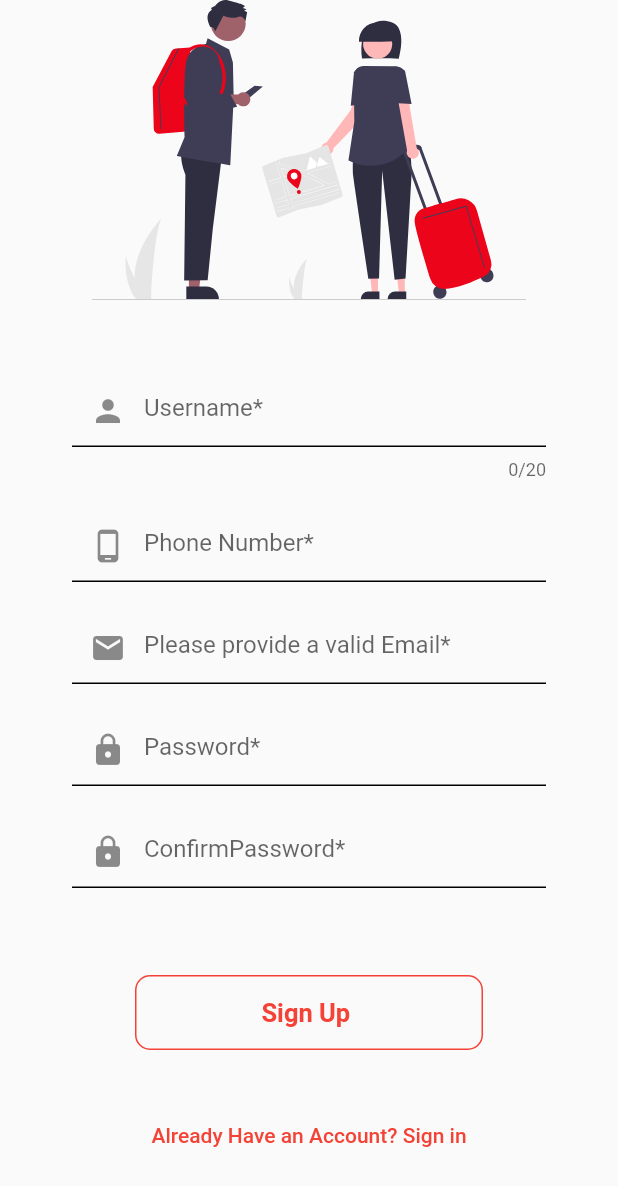
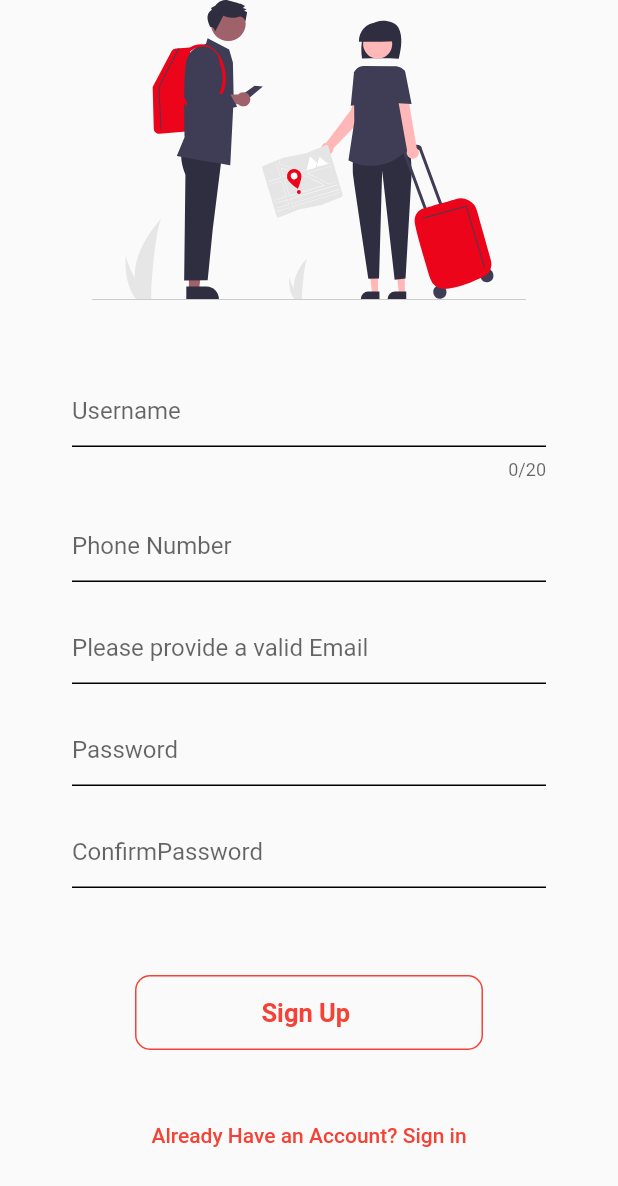
Before and after one commit to EhMaNa/Infinity-Express, a Flutter app: the SignUp screen opened by its route, on a phone screen of 412 x 824 dp. Shown: the top 1186 px of the screen. Run offline on Flutter 3.47's test engine with Material 2 defaults, Android fonts, the phone set to English and light mode, and no system bars; our stand-ins replace flutter_svg.

Commit message:
removed unwanted codes

```diff
--- a/infinity/lib/pages/sign-up.dart
+++ b/infinity/lib/pages/sign-up.dart
@@ -54,8 +54,7 @@ class _SignUpState extends State<SignUp> {
                     textCapitalization: TextCapitalization.words,
                     maxLength: 20,
                     decoration: InputDecoration(
-                      prefixIcon: Icon(Icons.person),
-                      hintText: 'Username*',
+                      hintText: 'Username',
                       enabledBorder: UnderlineInputBorder(
                           borderSide: BorderSide(color: Colors.black)),
                       focusedBorder: UnderlineInputBorder(
@@ -78,8 +77,7 @@ class _SignUpState extends State<SignUp> {
                   padding: const EdgeInsets.symmetric(horizontal: 8.0),
                   child: TextFormField(
                     decoration: InputDecoration(
-                      prefixIcon: Icon(Icons.phone_android_outlined),
-                      hintText: 'Phone Number*',
+                      hintText: 'Phone Number',
                       enabledBorder: UnderlineInputBorder(
                           borderSide: BorderSide(color: Colors.black)),
                       focusedBorder: UnderlineInputBorder(
@@ -103,8 +101,7 @@ class _SignUpState extends State<SignUp> {
                   padding: const EdgeInsets.symmetric(horizontal: 8.0),
                   child: TextFormField(
                     decoration: InputDecoration(
-                      prefixIcon: Icon(Icons.mail),
-                      hintText: 'Please provide a valid Email*',
+                      hintText: 'Please provide a valid Email',
                       enabledBorder: UnderlineInputBorder(
                           borderSide: BorderSide(color: Colors.black)),
                       focusedBorder: UnderlineInputBorder(
@@ -129,8 +126,7 @@ class _SignUpState extends State<SignUp> {
                   padding: const EdgeInsets.symmetric(horizontal: 8.0),
                   child: TextFormField(
                     decoration: InputDecoration(
-                      prefixIcon: Icon(Icons.lock),
-                      hintText: 'Password*',
+                      hintText: 'Password',
                       enabledBorder: UnderlineInputBorder(
                           borderSide: BorderSide(color: Colors.black)),
                       focusedBorder: UnderlineInputBorder(
@@ -157,12 +153,11 @@ class _SignUpState extends State<SignUp> {
                   padding: const EdgeInsets.symmetric(horizontal: 8.0),
                   child: TextFormField(
                     decoration: InputDecoration(
-                      prefixIcon: Icon(Icons.lock),
                       enabledBorder: UnderlineInputBorder(
                           borderSide: BorderSide(color: Colors.black)),
                       focusedBorder: UnderlineInputBorder(
                           borderSide: BorderSide(color: Colors.red)),
-                      hintText: 'ConfirmPassword*',
+                      hintText: 'ConfirmPassword',
                       border: UnderlineInputBorder(
                           borderSide: BorderSide(color: Colors.red)),
                     ),
```
